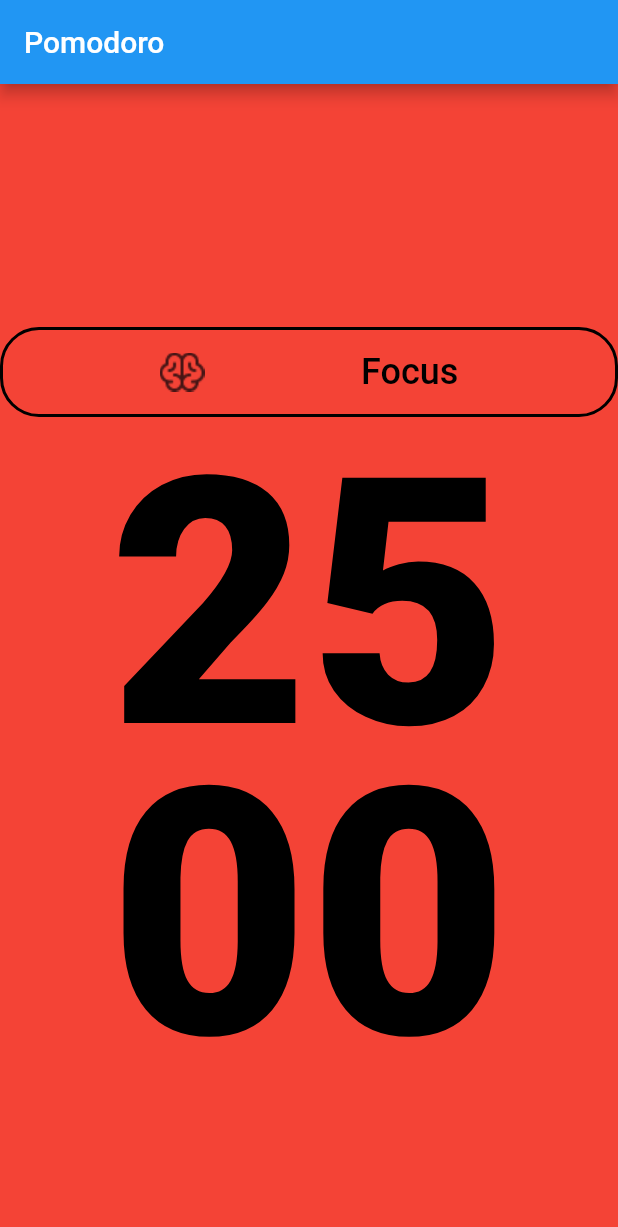
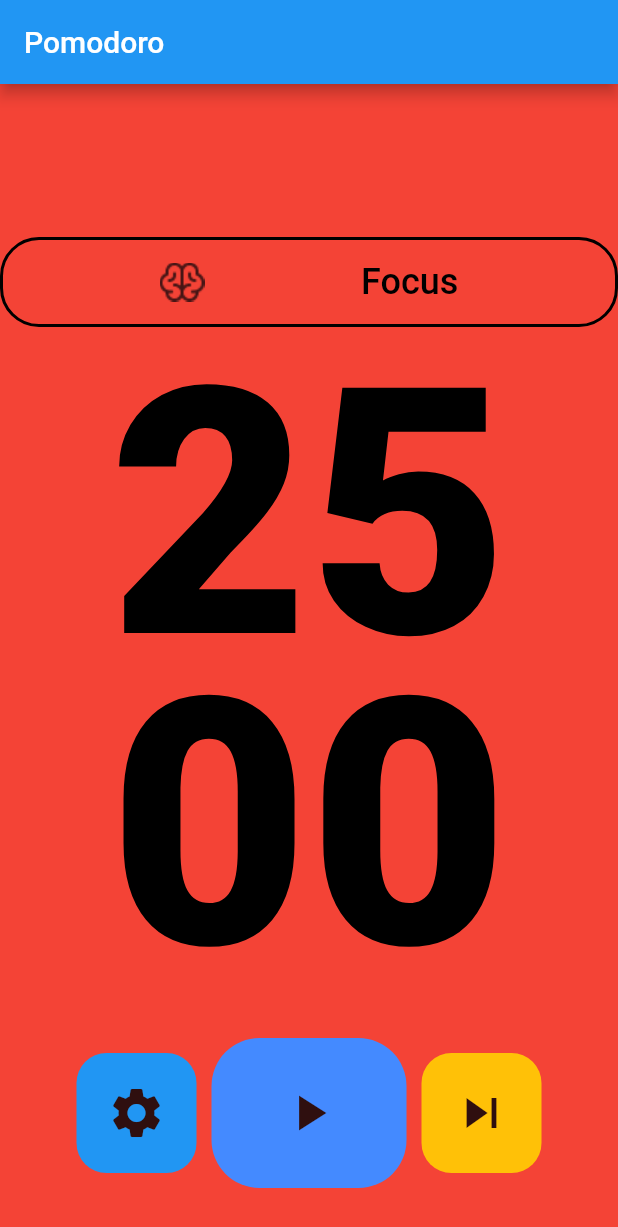
Before and after one commit to TalgatBatyrov/pomodoro, a Flutter app: the screen it shows after launch, on a phone screen of 412 x 824 dp. Shown: the top 1227 px of the screen. Run offline on Flutter 3.47's test engine with Material 2 defaults, Android fonts, the phone set to English and light mode, and no system bars.

Commit message:
ui: pomodoro action buttons

```diff
--- a/lib/widgets/home_page.dart
+++ b/lib/widgets/home_page.dart
@@ -17,10 +17,71 @@ class HomePage extends StatelessWidget {
             SizedBox(height: 70),
             PomodoroTitle(),
             SizedBox(height: 40),
-            PomodoroTimer()
+            PomodoroTimer(),
+            SizedBox(height: 20),
+            PomodoroActionButtons(),
           ],
         ),
       ),
+    );
+  }
+}
+
+class PomodoroActionButtons extends StatelessWidget {
+  const PomodoroActionButtons({
+    Key? key,
+  }) : super(key: key);
+
+  @override
+  Widget build(BuildContext context) {
+    return Row(
+      mainAxisAlignment: MainAxisAlignment.center,
+      children: [
+        Container(
+          width: 80,
+          height: 80,
+          decoration: BoxDecoration(
+            borderRadius: BorderRadius.circular(20),
+            color: Colors.blue,
+          ),
+          child: const Icon(
+            Icons.settings,
+            size: 40,
+            color: Color.fromARGB(255, 47, 15, 15),
+          ),
+        ),
+        const SizedBox(width: 10),
+        GestureDetector(
+          onTap: () => {},
+          child: Container(
+            width: 130,
+            height: 100,
+            decoration: BoxDecoration(
+              borderRadius: BorderRadius.circular(32),
+              color: Colors.blueAccent,
+            ),
+            child: const Icon(
+              Icons.play_arrow,
+              size: 40,
+              color: Color.fromARGB(255, 47, 15, 15),
+            ),
+          ),
+        ),
+        const SizedBox(width: 10),
+        Container(
+          width: 80,
+          height: 80,
+          decoration: BoxDecoration(
+            borderRadius: BorderRadius.circular(20),
+            color: Colors.amber,
+          ),
+          child: const Icon(
+            Icons.skip_next,
+            size: 40,
+            color: Color.fromARGB(255, 47, 15, 15),
+          ),
+        ),
+      ],
     );
   }
 }
```
